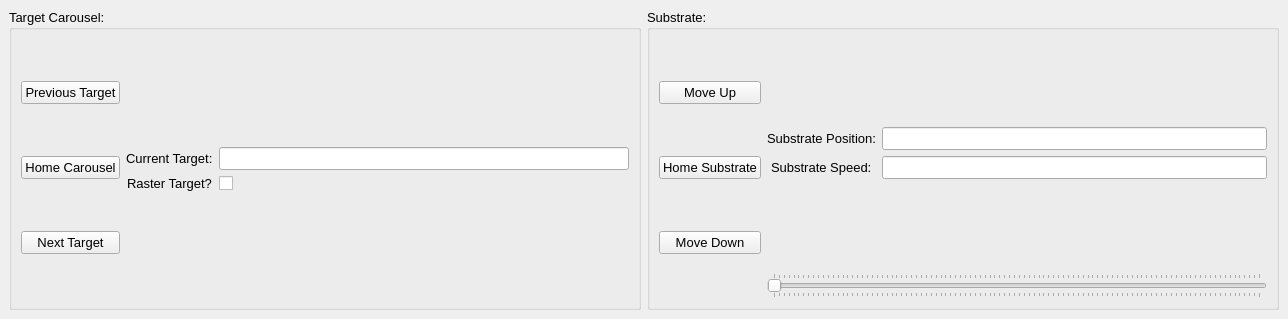
Old version of the form src/ui/docked_motor_control.ui in the repository ibrummel/PLD-Laser-Brain.
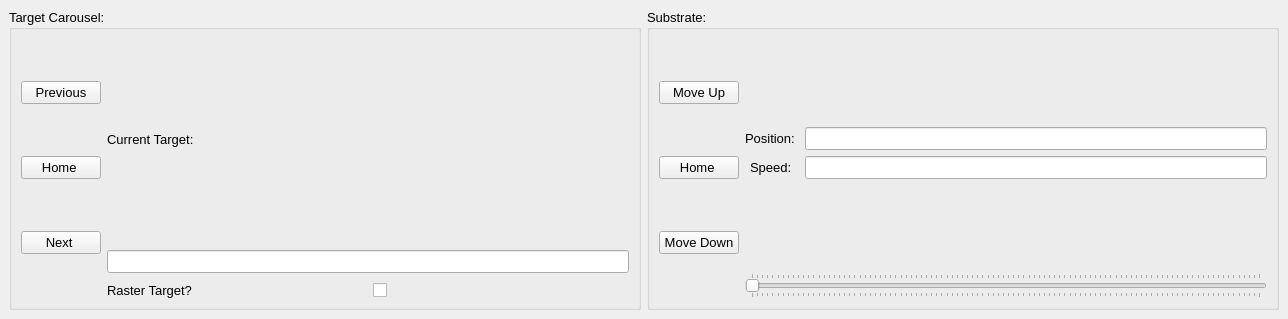
New version of the form. Icons and pictures are not drawn.

The edit to the form file:
```diff
--- a/src/ui/docked_motor_control.ui
+++ b/src/ui/docked_motor_control.ui
@@ -11,7 +11,7 @@
    </rect>
   </property>
   <property name="sizePolicy">
-   <sizepolicy hsizetype="Preferred" vsizetype="Minimum">
+   <sizepolicy hsizetype="Minimum" vsizetype="Minimum">
     <horstretch>0</horstretch>
     <verstretch>0</verstretch>
    </sizepolicy>
@@ -19,7 +19,7 @@
   <property name="minimumSize">
    <size>
     <width>1288</width>
-    <height>0</height>
+    <height>319</height>
    </size>
   </property>
   <property name="font">
@@ -46,7 +46,7 @@
          <item>
           <widget class="QPushButton" name="btn_carousel_prev">
            <property name="text">
-            <string>Previous Target</string>
+            <string>Previous</string>
            </property>
            <property name="icon">
             <iconset>
@@ -57,7 +57,7 @@
          <item>
           <widget class="QPushButton" name="btn_carousel_home">
            <property name="text">
-            <string>Home Carousel</string>
+            <string>Home </string>
            </property>
            <property name="icon">
             <iconset>
@@ -71,7 +71,7 @@
             <enum>Qt::LeftToRight</enum>
            </property>
            <property name="text">
-            <string>Next Target</string>
+            <string>Next </string>
            </property>
            <property name="icon">
             <iconset>
@@ -82,36 +82,37 @@
         </layout>
        </item>
        <item>
-        <layout class="QFormLayout" name="formLayout_2">
-         <property name="labelAlignment">
-          <set>Qt::AlignCenter</set>
+        <layout class="QVBoxLayout" name="verticalLayout_4">
+         <property name="spacing">
+          <number>10</number>
          </property>
-         <property name="formAlignment">
-          <set>Qt::AlignCenter</set>
-         </property>
-         <item row="0" column="0">
+         <item>
           <widget class="QLabel" name="lbl_current_target">
            <property name="text">
             <string>Current Target:</string>
            </property>
           </widget>
          </item>
-         <item row="1" column="0">
+         <item>
+          <widget class="QLineEdit" name="line_current_target"/>
+         </item>
+         <item>
+          <layout class="QHBoxLayout" name="horizontalLayout_4">
+           <item>
           <widget class="QLabel" name="lbl_raster">
            <property name="text">
             <string>Raster Target?</string>
            </property>
           </widget>
          </item>
-         <item row="1" column="1">
+           <item>
           <widget class="QCheckBox" name="check_raster">
            <property name="text">
             <string/>
            </property>
           </widget>
          </item>
-         <item row="0" column="1">
-          <widget class="QLineEdit" name="line_current_target"/>
+          </layout>
          </item>
         </layout>
        </item>
@@ -143,7 +144,7 @@
          <item>
           <widget class="QPushButton" name="btn_sub_home">
            <property name="text">
-            <string>Home Substrate</string>
+            <string>Home </string>
            </property>
            <property name="icon">
             <iconset>
@@ -177,7 +178,7 @@
            <item row="0" column="0">
             <widget class="QLabel" name="lbl_sub_position">
              <property name="text">
-              <string>Substrate Position:</string>
+              <string>Position: </string>
              </property>
             </widget>
            </item>
@@ -187,7 +188,7 @@
            <item row="1" column="0">
             <widget class="QLabel" name="lbl_sub_speed">
              <property name="text">
-              <string>Substrate Speed:</string>
+              <string>Speed: </string>
              </property>
             </widget>
            </item>
```
Lines whose indentation alone changed are shown as unchanged.
